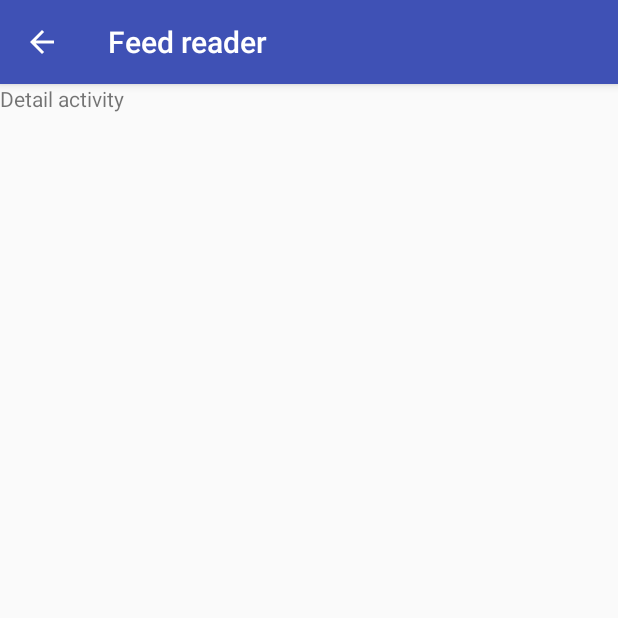
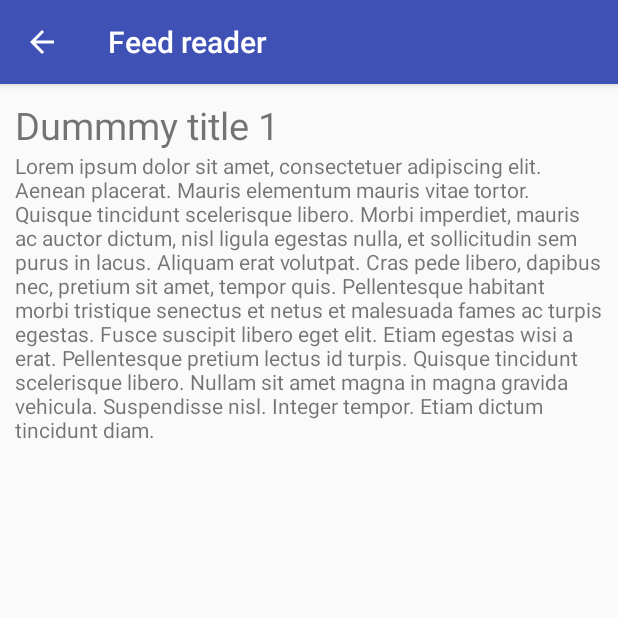
Before and after one commit to buttasam/android-feedreader, an Android app: the screen it shows after launch (ArticleDetailActivity), after a tap on "Dummmy title 1", on a phone screen of 412 x 824 dp, the top half of it. Run offline under Robolectric (Android 15) with nearby library versions, the phone set to English and light mode, and no system bars.

Commit message:
Scrollable article list

```diff
--- a/app/src/main/java/buttasam/cvut/cz/android_feedreader/activity/ArticleDetailActivity.java
+++ b/app/src/main/java/buttasam/cvut/cz/android_feedreader/activity/ArticleDetailActivity.java
@@ -5,6 +5,7 @@ import android.support.v7.app.AppCompatActivity;
 import android.view.MenuItem;
 
 import buttasam.cvut.cz.android_feedreader.R;
+import buttasam.cvut.cz.android_feedreader.fragment.ArticleListFragment;
 
 public class ArticleDetailActivity extends AppCompatActivity {
 
@@ -12,6 +13,9 @@ public class ArticleDetailActivity extends AppCompatActivity {
     protected void onCreate(Bundle savedInstanceState) {
         super.onCreate(savedInstanceState);
         setContentView(R.layout.activity_article_detail);
+
+        int id = getIntent().getExtras().getInt(ArticleListFragment.ARTICLE_ID);
+        System.out.println(id);
 
         // enable back button
         getSupportActionBar().setDisplayHomeAsUpEnabled(true);
--- a/app/src/main/java/buttasam/cvut/cz/android_feedreader/fragment/ArticleDetailFragment.java
+++ b/app/src/main/java/buttasam/cvut/cz/android_feedreader/fragment/ArticleDetailFragment.java
@@ -2,17 +2,25 @@ package buttasam.cvut.cz.android_feedreader.fragment;
 
 
 import android.os.Bundle;
+import android.support.annotation.Nullable;
 import android.support.v4.app.Fragment;
 import android.view.LayoutInflater;
 import android.view.View;
 import android.view.ViewGroup;
+import android.widget.LinearLayout;
+import android.widget.TextView;
 
 import buttasam.cvut.cz.android_feedreader.R;
+import buttasam.cvut.cz.android_feedreader.model.Article;
+import buttasam.cvut.cz.android_feedreader.service.ArticleMockService;
+import buttasam.cvut.cz.android_feedreader.service.ArticleService;
 
-/**
- * A simple {@link Fragment} subclass.
- */
+
+
 public class ArticleDetailFragment extends Fragment {
+
+
+    private ArticleService articleService = new ArticleMockService();
 
 
     public ArticleDetailFragment() {
@@ -27,4 +35,23 @@ public class ArticleDetailFragment extends Fragment {
         return inflater.inflate(R.layout.fragment_article_detail, container, false);
     }
 
+
+    @Override
+    public void onActivityCreated(@Nullable Bundle savedInstanceState) {
+        super.onActivityCreated(savedInstanceState);
+
+        Article article = articleService.articleById(1);
+
+        LinearLayout layout = getActivity().findViewById(R.id.layout_fragment_article_detail);
+        View articleView = getLayoutInflater().inflate(R.layout.article, null);
+
+        TextView title = articleView.findViewById(R.id.article_title);
+        title.setText(article.getTitle());
+
+        TextView content = articleView.findViewById(R.id.article_content);
+        content.setText(article.getContent());
+
+        layout.addView(articleView);
+
+    }
 }
--- a/app/src/main/java/buttasam/cvut/cz/android_feedreader/fragment/ArticleListFragment.java
+++ b/app/src/main/java/buttasam/cvut/cz/android_feedreader/fragment/ArticleListFragment.java
@@ -19,6 +19,7 @@ import buttasam.cvut.cz.android_feedreader.service.ArticleService;
 
 public class ArticleListFragment extends Fragment {
 
+    public static final String ARTICLE_ID = "article_id";
 
     private ArticleService articleService = new ArticleMockService();
 
@@ -69,6 +70,8 @@ public class ArticleListFragment extends Fragment {
 
     public void showArticleDetail(View view) {
         Intent intent = new Intent(getActivity(), ArticleDetailActivity.class);
+        intent.putExtra(ARTICLE_ID, 1);
+
         startActivity(intent);
     }
 
--- a/app/src/main/java/buttasam/cvut/cz/android_feedreader/service/ArticleMockService.java
+++ b/app/src/main/java/buttasam/cvut/cz/android_feedreader/service/ArticleMockService.java
@@ -1,7 +1,9 @@
 package buttasam.cvut.cz.android_feedreader.service;
 
 import java.util.ArrayList;
+import java.util.HashMap;
 import java.util.List;
+import java.util.Map;
 
 import buttasam.cvut.cz.android_feedreader.model.Article;
 
@@ -13,15 +15,27 @@ import buttasam.cvut.cz.android_feedreader.model.Article;
  */
 public class ArticleMockService implements ArticleService {
 
+
+    private Map<Integer, Article> dummyData = new HashMap<>();
+
+    public ArticleMockService() {
+        dummyData.put(1, new Article("Dummmy title 1", "Lorem ipsum dolor sit amet, consectetuer adipiscing elit. Aenean placerat. Mauris elementum mauris vitae tortor. Quisque tincidunt scelerisque libero. Morbi imperdiet, mauris ac auctor dictum, nisl ligula egestas nulla, et sollicitudin sem purus in lacus. Aliquam erat volutpat. Cras pede libero, dapibus nec, pretium sit amet, tempor quis. Pellentesque habitant morbi tristique senectus et netus et malesuada fames ac turpis egestas. Fusce suscipit libero eget elit. Etiam egestas wisi a erat. Pellentesque pretium lectus id turpis. Quisque tincidunt scelerisque libero. Nullam sit amet magna in magna gravida vehicula. Suspendisse nisl. Integer tempor. Etiam dictum tincidunt diam." ));
+        dummyData.put(2, new Article("Dummmy title 2", "Lorem ipsum dolor sit amet, consectetuer adipiscing elit. Aenean placerat. Mauris elementum mauris vitae tortor. Quisque tincidunt scelerisque libero. Morbi imperdiet, mauris ac auctor dictum, nisl ligula egestas nulla, et sollicitudin sem purus in lacus. Aliquam erat volutpat. Cras pede libero, dapibus nec, pretium sit amet, tempor quis. Pellentesque habitant morbi tristique senectus et netus et malesuada fames ac turpis egestas. Fusce suscipit libero eget elit. Etiam egestas wisi a erat. Pellentesque pretium lectus id turpis. Quisque tincidunt scelerisque libero. Nullam sit amet magna in magna gravida vehicula. Suspendisse nisl. Integer tempor. Etiam dictum tincidunt diam." ));
+        dummyData.put(3, new Article("Dummmy title 3", "Lorem ipsum dolor sit amet, consectetuer adipiscing elit. Aenean placerat. Mauris elementum mauris vitae tortor. Quisque tincidunt scelerisque libero. Morbi imperdiet, mauris ac auctor dictum, nisl ligula egestas nulla, et sollicitudin sem purus in lacus. Aliquam erat volutpat. Cras pede libero, dapibus nec, pretium sit amet, tempor quis. Pellentesque habitant morbi tristique senectus et netus et malesuada fames ac turpis egestas. Fusce suscipit libero eget elit. Etiam egestas wisi a erat. Pellentesque pretium lectus id turpis. Quisque tincidunt scelerisque libero. Nullam sit amet magna in magna gravida vehicula. Suspendisse nisl. Integer tempor. Etiam dictum tincidunt diam." ));
+        dummyData.put(4, new Article("Dummmy title 4", "Lorem ipsum dolor sit amet, consectetuer adipiscing elit. Aenean placerat. Mauris elementum mauris vitae tortor. Quisque tincidunt scelerisque libero. Morbi imperdiet, mauris ac auctor dictum, nisl ligula egestas nulla, et sollicitudin sem purus in lacus. Aliquam erat volutpat. Cras pede libero, dapibus nec, pretium sit amet, tempor quis. Pellentesque habitant morbi tristique senectus et netus et malesuada fames ac turpis egestas. Fusce suscipit libero eget elit. Etiam egestas wisi a erat. Pellentesque pretium lectus id turpis. Quisque tincidunt scelerisque libero. Nullam sit amet magna in magna gravida vehicula. Suspendisse nisl. Integer tempor. Etiam dictum tincidunt diam." ));
+        dummyData.put(5, new Article("Dummmy title 5", "Lorem ipsum dolor sit amet, consectetuer adipiscing elit. Aenean placerat. Mauris elementum mauris vitae tortor. Quisque tincidunt scelerisque libero. Morbi imperdiet, mauris ac auctor dictum, nisl ligula egestas nulla, et sollicitudin sem purus in lacus. Aliquam erat volutpat. Cras pede libero, dapibus nec, pretium sit amet, tempor quis. Pellentesque habitant morbi tristique senectus et netus et malesuada fames ac turpis egestas. Fusce suscipit libero eget elit. Etiam egestas wisi a erat. Pellentesque pretium lectus id turpis. Quisque tincidunt scelerisque libero. Nullam sit amet magna in magna gravida vehicula. Suspendisse nisl. Integer tempor. Etiam dictum tincidunt diam." ));
+        dummyData.put(6, new Article("Dummmy title 6", "Lorem ipsum dolor sit amet, consectetuer adipiscing elit. Aenean placerat. Mauris elementum mauris vitae tortor. Quisque tincidunt scelerisque libero. Morbi imperdiet, mauris ac auctor dictum, nisl ligula egestas nulla, et sollicitudin sem purus in lacus. Aliquam erat volutpat. Cras pede libero, dapibus nec, pretium sit amet, tempor quis. Pellentesque habitant morbi tristique senectus et netus et malesuada fames ac turpis egestas. Fusce suscipit libero eget elit. Etiam egestas wisi a erat. Pellentesque pretium lectus id turpis. Quisque tincidunt scelerisque libero. Nullam sit amet magna in magna gravida vehicula. Suspendisse nisl. Integer tempor. Etiam dictum tincidunt diam." ));
+
+    }
+
     @Override
     public List<Article> downloadNewArticles() {
-        List<Article> articles = new ArrayList<>();
+        return new ArrayList<Article>(dummyData.values());
+    }
 
-        articles.add(new Article("Dummmy title 1", "Dummy content 1"));
-        articles.add(new Article("Dummmy title 2", "Dummy content 2"));
-        articles.add(new Article("Dummmy title 3", "Dummy content 3"));
-
-        return articles;
+    @Override
+    public Article articleById(int id) {
+        return dummyData.get(id);
     }
 
 }
--- a/app/src/main/java/buttasam/cvut/cz/android_feedreader/service/ArticleService.java
+++ b/app/src/main/java/buttasam/cvut/cz/android_feedreader/service/ArticleService.java
@@ -11,4 +11,6 @@ public interface ArticleService {
 
     List<Article> downloadNewArticles();
 
+    Article articleById(int id);
+
 }
--- a/app/src/main/res/layout/article.xml
+++ b/app/src/main/res/layout/article.xml
@@ -3,7 +3,8 @@
     android:id="@+id/article"
     android:layout_width="match_parent"
     android:layout_height="match_parent"
-    android:orientation="vertical">
+    android:orientation="vertical"
+    android:padding="10sp">
 
     <TextView
         android:id="@+id/article_title"
--- a/app/src/main/res/layout/fragment_article_detail.xml
+++ b/app/src/main/res/layout/fragment_article_detail.xml
@@ -4,9 +4,17 @@
     android:layout_height="match_parent"
     tools:context="buttasam.cvut.cz.android_feedreader.fragment.ArticleDetailFragment">
 
-    <TextView
-        android:layout_width="wrap_content"
-        android:layout_height="wrap_content"
-        android:text="Detail activity" />
+    <ScrollView xmlns:android="http://schemas.android.com/apk/res/android"
+        android:id="@+id/scroll"
+        android:layout_width="match_parent"
+        android:layout_height="wrap_content">
+
+        <LinearLayout
+            android:id="@+id/layout_fragment_article_detail"
+            android:layout_width="match_parent"
+            android:layout_height="match_parent"
+            android:orientation="vertical" />
+    </ScrollView>
+
 
 </FrameLayout>
--- a/app/src/main/res/layout/fragment_article_list.xml
+++ b/app/src/main/res/layout/fragment_article_list.xml
@@ -3,20 +3,18 @@
     android:orientation="vertical"
     android:layout_width="match_parent"
     android:layout_height="match_parent"
-    tools:context="buttasam.cvut.cz.android_feedreader.fragment.ArticleListFragment"
-    >
+    tools:context="buttasam.cvut.cz.android_feedreader.fragment.ArticleListFragment">
 
-    <TextView
-        android:id="@+id/textView"
+    <ScrollView xmlns:android="http://schemas.android.com/apk/res/android"
+        android:id="@+id/scroll"
         android:layout_width="match_parent"
-        android:layout_height="wrap_content"
-        android:text="Články"
-        android:textSize="30sp" />
+        android:layout_height="wrap_content">
 
-    <LinearLayout
-        android:id="@+id/layout_fragment_article_list"
-        android:layout_width="match_parent"
-        android:layout_height="match_parent"
-        android:orientation="vertical" />
+        <LinearLayout
+            android:id="@+id/layout_fragment_article_list"
+            android:layout_width="match_parent"
+            android:layout_height="match_parent"
+            android:orientation="vertical" />
+    </ScrollView>
 
 </LinearLayout>
```
